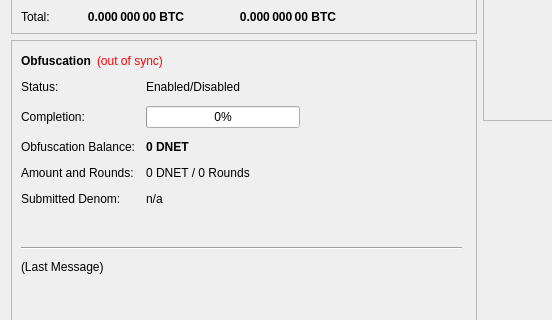
Before: the Qt Designer form src/qt/forms/overviewpage.ui in satoshi-ninja/PIVX, drawn with Qt 5; both pictures show x 0 to 552 and y 182 to 502 of the 960 by 585 pixel window.
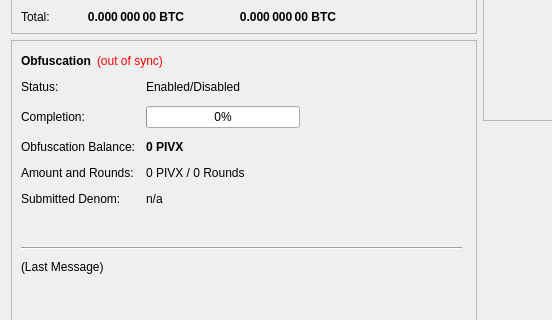
After: the same form once the commit is applied.

Commit message: Rename Darknet to PIVX Part 4 (.gitignore, translations, man pages, Github documentation, Travis)

```diff
--- a/src/qt/forms/overviewpage.ui
+++ b/src/qt/forms/overviewpage.ui
@@ -474,7 +474,7 @@
               </font>
              </property>
              <property name="text">
-              <string notr="true">0 DNET</string>
+              <string notr="true">0 PIVX</string>
              </property>
             </widget>
            </item>
@@ -488,7 +488,7 @@
            <item row="3" column="1">
             <widget class="QLabel" name="labelAmountRounds">
              <property name="text">
-              <string>0 DNET / 0 Rounds</string>
+              <string>0 PIVX / 0 Rounds</string>
              </property>
             </widget>
            </item>
```
The commit also changes 173 other files.
